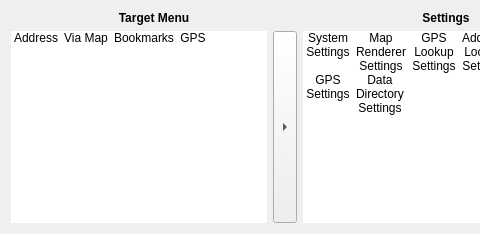
First picture: the form in client/mainwindow.ui, repository shentok/MoNav, before the edit; both pictures show x 0 to 480 and y 0 to 234 of the 862 by 234 pixel window.
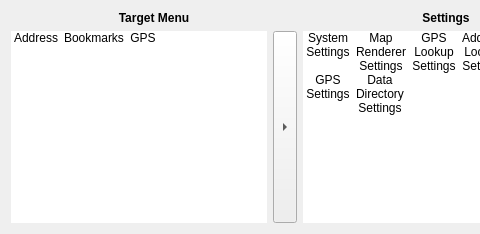
Second picture: the form after the edit. Icons and pictures are not drawn.

Commit message: Client: Removed "Via Map" Target/Source selection option

```diff
--- a/client/mainwindow.ui
+++ b/client/mainwindow.ui
@@ -84,15 +84,6 @@
               <normaloff>:/images/images/address.bmp</normaloff>:/images/images/address.bmp</iconset>
             </property>
            </item>
-           <item>
-            <property name="text">
-             <string>Via Map</string>
-            </property>
-            <property name="icon">
-             <iconset resource="images.qrc">
-              <normaloff>:/images/images/choosetarget.bmp</normaloff>:/images/images/choosetarget.bmp</iconset>
-            </property>
-           </item>
            <item>
             <property name="text">
              <string>Bookmarks</string>
```
The commit also changes 2 other files.
